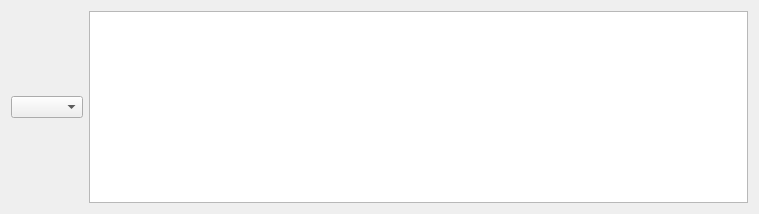
Old version of the form src/qtui/ui/inputwidget.ui in the repository quassel/quassel.
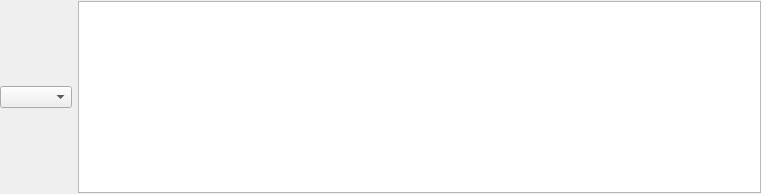
New version of the form. Custom widgets are drawn as their Qt base class.

Commit message: Remove input line margin

The edit to the form file:
```diff
--- a/src/qtui/ui/inputwidget.ui
+++ b/src/qtui/ui/inputwidget.ui
@@ -6,8 +6,8 @@
    <rect>
     <x>0</x>
     <y>0</y>
-    <width>759</width>
-    <height>202</height>
+    <width>761</width>
+    <height>194</height>
    </rect>
   </property>
   <property name="sizePolicy">
@@ -20,6 +20,12 @@
    <string>Form</string>
   </property>
   <layout class="QVBoxLayout" name="verticalLayout">
+   <property name="spacing">
+    <number>-1</number>
+   </property>
+   <property name="margin">
+    <number>0</number>
+   </property>
    <item>
     <layout class="QHBoxLayout" name="horizontalLayout">
      <item>
```
